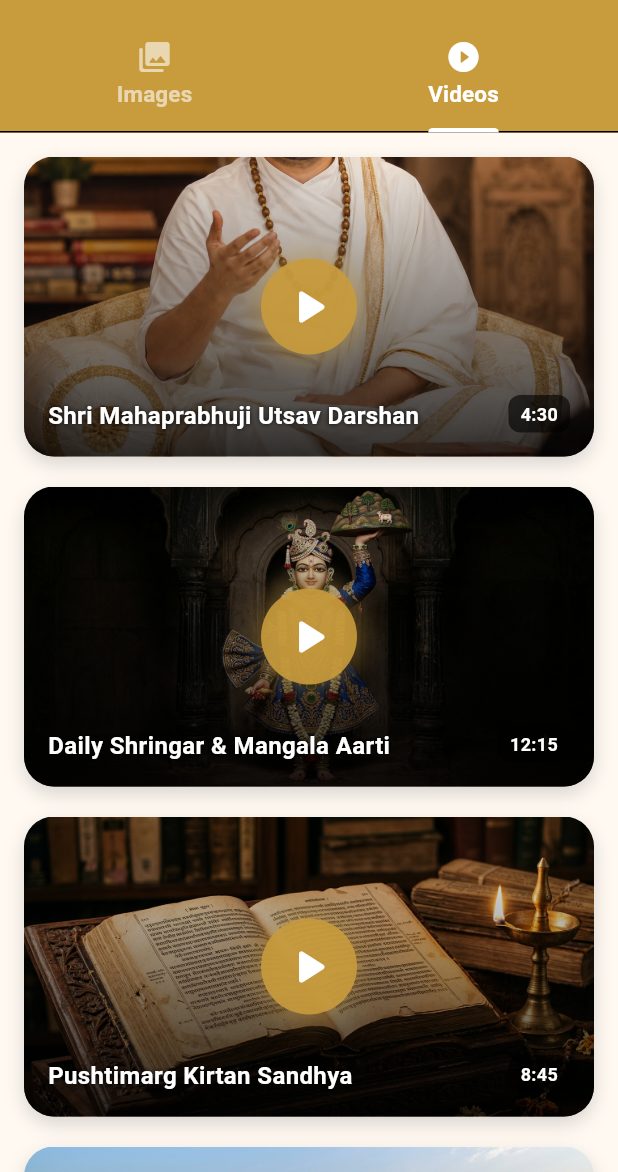
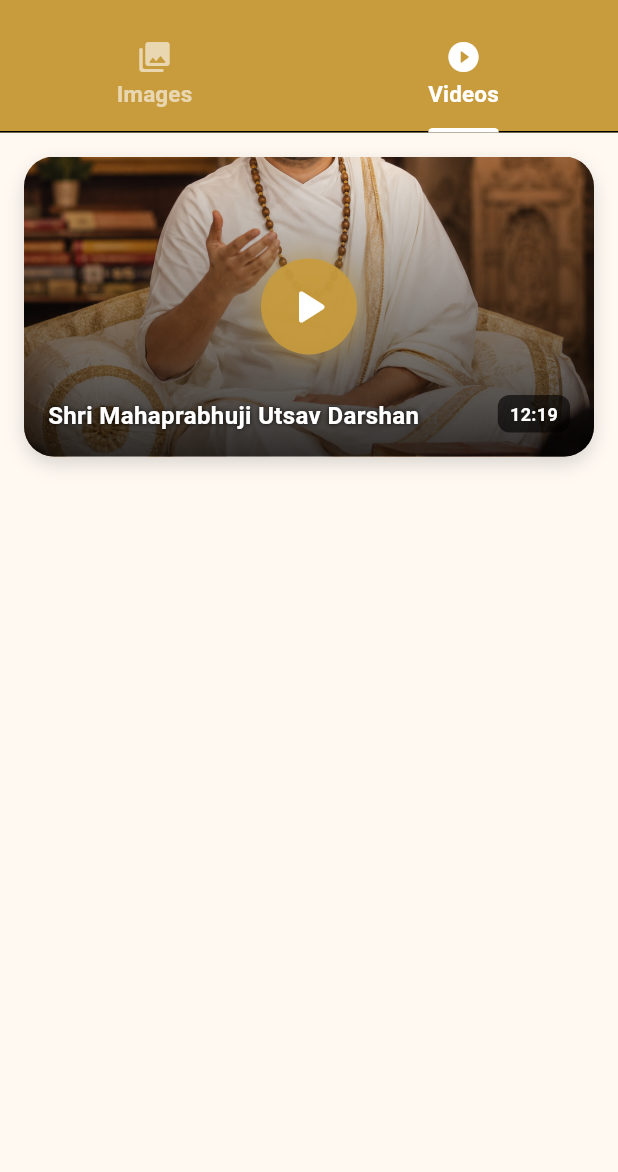
Before and after one commit to sujalR978/pushtidham, a Flutter app: the GalleryPage screen opened directly, tab 2 chosen, on a phone screen of 412 x 824 dp, the part 64-1236 px from its top. Run offline on Flutter 3.47's test engine with Material 3 defaults, Android fonts, the phone set to English and light mode, and no system bars; our stand-ins replace chewie, shared_preferences, sqflite, video_player; accounts and stored records are empty.

Commit message:
Refactor GalleryPage to upgrade video data structure, implement navigation to VideoPlayerScreen, and clean up unused code

```diff
--- a/lib/screen/Home Screen/drawer Menu Screens/Setting Screen /galleryScreen.dart
+++ b/lib/screen/Home Screen/drawer Menu Screens/Setting Screen /galleryScreen.dart
@@ -2,9 +2,7 @@ import 'dart:ui';
 import 'package:flutter/material.dart';
 import 'package:flutter/services.dart';
 import 'package:pushtidham/l10n/app_localizations.dart';
-
-// IMPORTANT: Uncomment if you want custom tap sounds
-// import 'package:pushtidham/services/sound_service.dart';
+import 'package:pushtidham/screen/Home%20Screen/drawer%20Menu%20Screens/Setting%20Screen%20/video_player.dart';
 
 class GalleryPage extends StatefulWidget {
   const GalleryPage({super.key});
@@ -27,27 +25,15 @@ class _GalleryPageState extends State<GalleryPage> {
     'assets/images/img10.png',
   ];
 
-  // Dummy Video Data (You can replace this with your actual video links/assets)
-  final List<Map<String, String>> videoItems = const [
+  // Upgraded Video Data: Mix of Internet URLs and Downloaded Local Assets
+  final List<Map<String, dynamic>> videoItems = const [
     {
       'title': 'Shri Mahaprabhuji Utsav Darshan',
-      'thumbnail': 'assets/images/img1.png', // Reusing image as a thumbnail
-      'duration': '4:30',
-    },
-    {
-      'title': 'Daily Shringar & Mangala Aarti',
-      'thumbnail': 'assets/images/img2.png',
-      'duration': '12:15',
-    },
-    {
-      'title': 'Pushtimarg Kirtan Sandhya',
-      'thumbnail': 'assets/images/img3.png',
-      'duration': '8:45',
-    },
-    {
-      'title': '84 Bethakji Yatra Glimpses',
-      'thumbnail': 'assets/images/img4.png',
-      'duration': '25:00',
+      'thumbnail': 'assets/images/img1.png',
+      'duration': '12:19',
+      // Example of an INTERNET URL (Streaming)
+      'url': 'assets/videos/video.mp4',
+      'isAsset': true, // False means it loads from the internet
     },
   ];
 
@@ -144,7 +130,7 @@ class _GalleryPageState extends State<GalleryPage> {
                   _openFullScreenViewer(context, index);
                 },
                 child: Hero(
-                  tag: imagePath, // Hero animation tag
+                  tag: imagePath,
                   child: Container(
                     decoration: BoxDecoration(
                       borderRadius: BorderRadius.circular(16),
@@ -196,12 +182,15 @@ class _GalleryPageState extends State<GalleryPage> {
               HapticFeedback.lightImpact();
               // SoundService().playClick();
 
-              // TODO: Navigate to Video Player Screen
-              ScaffoldMessenger.of(context).showSnackBar(
-                SnackBar(
-                  content: const Text("Video Player coming soon!"),
-                  backgroundColor: theme.colorScheme.primary,
-                  behavior: SnackBarBehavior.floating,
+              // NAVIGATE TO THE VIDEO PLAYER SCREEN
+              Navigator.push(
+                context,
+                MaterialPageRoute(
+                  builder: (context) => VideoPlayerScreen(
+                    title: video['title'],
+                    videoUrl: video['url'],
+                    isAsset: video['isAsset'] ?? false,
+                  ),
                 ),
               );
             },
@@ -223,7 +212,6 @@ class _GalleryPageState extends State<GalleryPage> {
               ),
               child: Stack(
                 children: [
-                  // Dark gradient overlay for text readability
                   Container(
                     decoration: BoxDecoration(
                       borderRadius: BorderRadius.circular(20),
@@ -237,7 +225,6 @@ class _GalleryPageState extends State<GalleryPage> {
                       ),
                     ),
                   ),
-                  // Center Play Button
                   Center(
                     child: Container(
                       padding: const EdgeInsets.all(12),
@@ -259,7 +246,6 @@ class _GalleryPageState extends State<GalleryPage> {
                       ),
                     ),
                   ),
-                  // Bottom Text (Title & Duration)
                   Positioned(
                     bottom: 16,
                     left: 16,
@@ -319,7 +305,7 @@ class _GalleryPageState extends State<GalleryPage> {
     Navigator.push(
       context,
       PageRouteBuilder(
-        opaque: false, // Allows background to peek through during transition
+        opaque: false,
         pageBuilder: (context, animation, secondaryAnimation) {
           return FullScreenImageViewer(
             images: galleryImages,
@@ -334,7 +320,7 @@ class _GalleryPageState extends State<GalleryPage> {
   }
 }
 
-// Extracted into a StatefulWidget to handle the page counter updates
+// FullScreenImageViewer code remains the same...
 class FullScreenImageViewer extends StatefulWidget {
   final List<String> images;
   final int initialIndex;
@@ -372,7 +358,6 @@ class _FullScreenImageViewerState extends State<FullScreenImageViewer> {
       backgroundColor: Colors.black,
       body: Stack(
         children: [
-          // 1. The Interactive Image Viewer
           PageView.builder(
             controller: _pageController,
             onPageChanged: (index) {
@@ -389,8 +374,7 @@ class _FullScreenImageViewerState extends State<FullScreenImageViewer> {
                 minScale: 0.5,
                 maxScale: 4.0,
                 child: Hero(
-                  tag:
-                      imagePath, // Matches the grid item tag for smooth expansion
+                  tag: imagePath,
                   child: Image.asset(
                     imagePath,
                     fit: BoxFit.contain,
@@ -406,8 +390,6 @@ class _FullScreenImageViewerState extends State<FullScreenImageViewer> {
               );
             },
           ),
-
-          // 2. Beautiful Floating Close Button (Top Left)
           Positioned(
             top: MediaQuery.of(context).padding.top + 16,
             left: 16,
@@ -425,8 +407,6 @@ class _FullScreenImageViewerState extends State<FullScreenImageViewer> {
               ),
             ),
           ),
-
-          // 3. Floating Image Counter (Bottom Center)
           Positioned(
             bottom: MediaQuery.of(context).padding.bottom + 24,
             left: 0,
```
